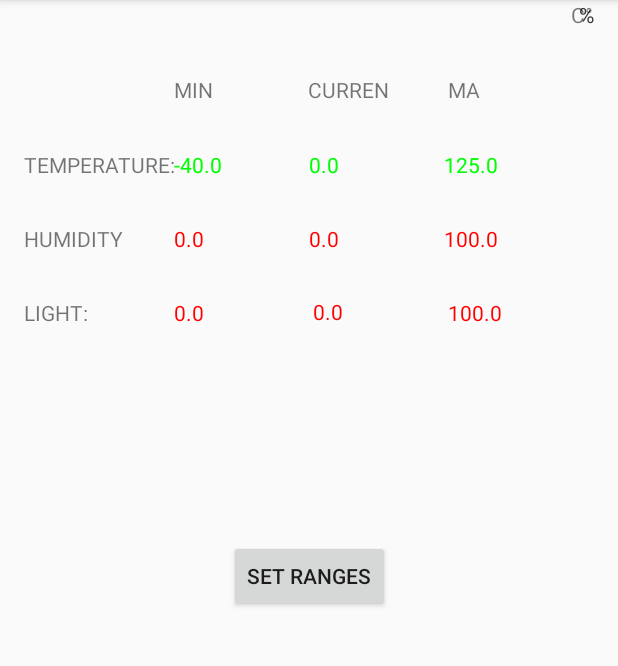
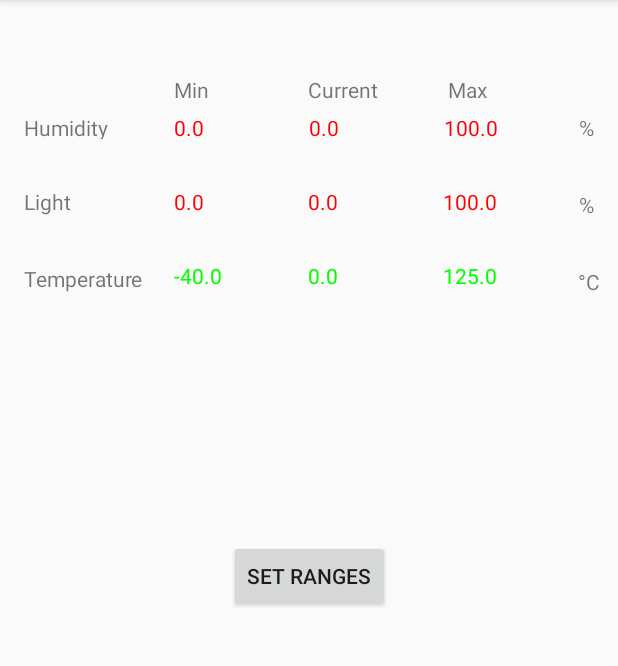
Before and after one commit to alex-clarke/CSCI3130-Group11, an Android app: the DisplayCurrentData screen opened directly, with no data from a screen before it, on a phone screen of 412 x 824 dp, the part 84-750 px from its top. Run offline under Robolectric (Android 15) with nearby library versions, the phone set to English and light mode, and no system bars; our stand-ins replace Firebase (no records; nobody signed in at launch, a user with empty details on screens opened directly); 9 statements that could not run were skipped.

Commit message:
[Refactoring]

```diff
--- a/app/src/main/res/layout/activity_display_current_data.xml
+++ b/app/src/main/res/layout/activity_display_current_data.xml
@@ -10,21 +10,21 @@
         android:id="@+id/TEMPERATURE_LABEL"
         android:layout_width="wrap_content"
         android:layout_height="19dp"
-        android:layout_marginTop="100dp"
-        android:text="TEMPERATURE:"
-        app:layout_constraintTop_toTopOf="parent"
         android:layout_marginLeft="16dp"
-        app:layout_constraintLeft_toLeftOf="parent" />
+        android:layout_marginTop="32dp"
+        android:text="Temperature"
+        app:layout_constraintLeft_toLeftOf="parent"
+        app:layout_constraintTop_toBottomOf="@+id/LIGHT_LABEL" />
 
     <TextView
         android:id="@+id/HUMIDITY_LABEL"
         android:layout_width="67dp"
         android:layout_height="17dp"
-        android:layout_marginTop="30dp"
-        android:text="HUMIDITY:"
-        app:layout_constraintTop_toBottomOf="@+id/TEMPERATURE_LABEL"
         android:layout_marginLeft="16dp"
-        app:layout_constraintLeft_toLeftOf="parent" />
+        android:layout_marginTop="75dp"
+        android:text="Humidity"
+        app:layout_constraintLeft_toLeftOf="parent"
+        app:layout_constraintTop_toTopOf="parent" />
 
     <Button
         android:id="@+id/change_range_button"
@@ -43,31 +43,31 @@
         android:id="@+id/CURRENT_LABEL"
         android:layout_width="61dp"
         android:layout_height="17dp"
+        android:layout_marginLeft="32dp"
         android:layout_marginTop="50dp"
-        android:text="CURRENT"
-        app:layout_constraintTop_toTopOf="parent"
+        android:text="Current"
         app:layout_constraintLeft_toRightOf="@+id/MIN_LABEL"
-        android:layout_marginLeft="32dp" />
+        app:layout_constraintTop_toTopOf="parent" />
 
     <TextView
         android:id="@+id/MIN_LABEL"
         android:layout_width="57dp"
         android:layout_height="17dp"
+        android:layout_marginLeft="116dp"
         android:layout_marginTop="50dp"
-        android:text="MIN         "
-        app:layout_constraintTop_toTopOf="parent"
-        android:layout_marginLeft="116dp"
-        app:layout_constraintLeft_toLeftOf="parent" />
+        android:text="Min"
+        app:layout_constraintLeft_toLeftOf="parent"
+        app:layout_constraintTop_toTopOf="parent" />
 
     <TextView
         android:id="@+id/MAX_LABEL"
         android:layout_width="30dp"
         android:layout_height="17dp"
+        android:layout_marginLeft="32dp"
         android:layout_marginTop="50dp"
-        android:text="MAX"
-        app:layout_constraintTop_toTopOf="parent"
+        android:text="Max"
         app:layout_constraintLeft_toRightOf="@+id/CURRENT_LABEL"
-        android:layout_marginLeft="32dp" />
+        app:layout_constraintTop_toTopOf="parent" />
 
     <TextView
         android:id="@+id/LIGHT_LABEL"
@@ -75,7 +75,7 @@
         android:layout_height="wrap_content"
         android:layout_marginLeft="16dp"
         android:layout_marginTop="32dp"
-        android:text="LIGHT:"
+        android:text="Light"
         app:layout_constraintLeft_toLeftOf="parent"
         app:layout_constraintTop_toBottomOf="@+id/HUMIDITY_LABEL" />
 
@@ -84,38 +84,38 @@
         android:layout_width="58dp"
         android:layout_height="17dp"
         android:text="TextView"
-        android:layout_marginTop="100dp"
-        app:layout_constraintTop_toTopOf="parent"
+        android:layout_marginTop="33dp"
         android:layout_marginLeft="116dp"
-        app:layout_constraintLeft_toLeftOf="parent" />
+        app:layout_constraintLeft_toLeftOf="parent"
+        app:layout_constraintTop_toBottomOf="@+id/MIN_L_RANGE" />
 
     <TextView
         android:id="@+id/CURRENT_T"
         android:layout_width="58dp"
         android:layout_height="17dp"
         android:text="TextView"
-        app:layout_constraintTop_toTopOf="parent"
-        android:layout_marginTop="100dp"
+        android:layout_marginTop="32dp"
         app:layout_constraintLeft_toRightOf="@+id/MIN_T_RANGE"
-        android:layout_marginLeft="32dp" />
+        android:layout_marginLeft="31dp"
+        app:layout_constraintTop_toBottomOf="@+id/CURRENT_L" />
 
     <TextView
         android:id="@+id/MAX_T_RANGE"
         android:layout_width="58dp"
         android:layout_height="17dp"
         android:text="TextView"
-        app:layout_constraintTop_toTopOf="parent"
-        android:layout_marginTop="100dp"
+        android:layout_marginTop="32dp"
         app:layout_constraintLeft_toRightOf="@+id/CURRENT_T"
-        android:layout_marginLeft="32dp" />
+        android:layout_marginLeft="32dp"
+        app:layout_constraintTop_toBottomOf="@+id/MAX_L_RANGE" />
 
     <TextView
         android:id="@+id/MIN_H_RANGE"
         android:layout_width="58dp"
         android:layout_height="17dp"
         android:text="TextView"
-        android:layout_marginTop="32dp"
-        app:layout_constraintTop_toBottomOf="@+id/MIN_T_RANGE"
+        android:layout_marginTop="8dp"
+        app:layout_constraintTop_toBottomOf="@+id/MIN_LABEL"
         android:layout_marginLeft="116dp"
         app:layout_constraintLeft_toLeftOf="parent" />
 
@@ -124,8 +124,8 @@
         android:layout_width="58dp"
         android:layout_height="17dp"
         android:text="TextView"
-        android:layout_marginTop="32dp"
-        app:layout_constraintTop_toBottomOf="@+id/CURRENT_T"
+        android:layout_marginTop="8dp"
+        app:layout_constraintTop_toBottomOf="@+id/CURRENT_LABEL"
         app:layout_constraintLeft_toRightOf="@+id/MIN_H_RANGE"
         android:layout_marginLeft="32dp" />
 
@@ -134,8 +134,8 @@
         android:layout_width="58dp"
         android:layout_height="17dp"
         android:text="TextView"
-        android:layout_marginTop="32dp"
-        app:layout_constraintTop_toBottomOf="@+id/MAX_T_RANGE"
+        android:layout_marginTop="8dp"
+        app:layout_constraintTop_toBottomOf="@+id/MAX_LABEL"
         app:layout_constraintLeft_toRightOf="@+id/CURRENT_H"
         android:layout_marginLeft="32dp" />
 
@@ -154,10 +154,10 @@
         android:layout_width="58dp"
         android:layout_height="17dp"
         android:text="TextView"
-        android:layout_marginTop="31dp"
+        android:layout_marginTop="32dp"
         app:layout_constraintTop_toBottomOf="@+id/CURRENT_H"
         app:layout_constraintLeft_toRightOf="@+id/MIN_L_RANGE"
-        android:layout_marginLeft="31dp" />
+        android:layout_marginLeft="28dp" />
 
     <TextView
         android:id="@+id/MAX_L_RANGE"
@@ -173,27 +173,53 @@
         android:id="@+id/textView"
         android:layout_width="15dp"
         android:layout_height="16dp"
-        android:text="C°"
-        tools:layout_editor_absoluteY="100dp"
-        android:layout_marginRight="16dp"
-        app:layout_constraintRight_toRightOf="parent" />
+        android:layout_marginRight="11dp"
+        android:text="°C"
+        app:layout_constraintRight_toRightOf="parent"
+        android:layout_marginTop="32dp"
+        app:layout_constraintTop_toBottomOf="@+id/textView2"
+        app:layout_constraintLeft_toRightOf="@+id/MAX_T_RANGE"
+        android:layout_marginLeft="8dp"
+        app:layout_constraintHorizontal_bias="1.0" />
 
     <TextView
         android:id="@+id/textView2"
         android:layout_width="wrap_content"
         android:layout_height="wrap_content"
         android:text="%"
-        tools:layout_editor_absoluteY="149dp"
         android:layout_marginRight="16dp"
-        app:layout_constraintRight_toRightOf="parent" />
+        app:layout_constraintRight_toRightOf="parent"
+        android:layout_marginTop="32dp"
+        app:layout_constraintTop_toBottomOf="@+id/textView3"
+        app:layout_constraintLeft_toRightOf="@+id/MAX_L_RANGE"
+        android:layout_marginLeft="8dp"
+        app:layout_constraintHorizontal_bias="1.0" />
 
     <TextView
         android:id="@+id/textView3"
         android:layout_width="wrap_content"
         android:layout_height="wrap_content"
         android:text="%"
-        tools:layout_editor_absoluteY="198dp"
         android:layout_marginRight="16dp"
-        app:layout_constraintRight_toRightOf="parent" />
+        app:layout_constraintRight_toRightOf="parent"
+        app:layout_constraintTop_toTopOf="parent"
+        android:layout_marginTop="75dp"
+        app:layout_constraintLeft_toRightOf="@+id/MAX_H_RANGE"
+        android:layout_marginLeft="8dp"
+        app:layout_constraintHorizontal_bias="1.0" />
+
+    <android.support.constraint.Guideline
+        android:layout_width="wrap_content"
+        android:layout_height="wrap_content"
+        android:id="@+id/guideline"
+        app:layout_constraintGuide_begin="16dp"
+        android:orientation="horizontal" />
+
+    <android.support.constraint.Guideline
+        android:layout_width="wrap_content"
+        android:layout_height="wrap_content"
+        android:id="@+id/guideline2"
+        app:layout_constraintGuide_begin="20dp"
+        android:orientation="vertical" />
 
 </android.support.constraint.ConstraintLayout>
--- a/app/src/main/res/layout/activity_set_ranges.xml
+++ b/app/src/main/res/layout/activity_set_ranges.xml
@@ -87,7 +87,50 @@
         android:orientation="horizontal">
 
         <TextView
-            android:id="@+id/text_temp"
+            android:id="@+id/textView9"
+            android:layout_width="0dp"
+            android:layout_height="wrap_content"
+            android:layout_weight="1"
+            android:gravity="center"
+            android:text="Light "
+            android:textSize="18sp" />
+
+        <EditText
+            android:id="@+id/light_min"
+            android:layout_width="0dp"
+            android:layout_height="wrap_content"
+            android:layout_weight="1"
+            android:gravity="center"
+            android:hint="0.0"
+            android:inputType="numberSigned|numberDecimal"
+            android:textSize="18sp" />
+
+        <EditText
+            android:id="@+id/light_max"
+            android:layout_width="0dp"
+            android:layout_height="wrap_content"
+            android:layout_weight="1"
+            android:gravity="center"
+            android:hint="0.0"
+            android:inputType="numberSigned|numberDecimal"
+            android:textSize="18sp" />
+
+        <TextView
+            android:id="@+id/textView10"
+            android:layout_width="0dp"
+            android:layout_height="wrap_content"
+            android:layout_weight="0.25"
+            android:text="%" />
+
+    </LinearLayout>
+
+    <LinearLayout
+        android:layout_width="match_parent"
+        android:layout_height="wrap_content"
+        android:orientation="horizontal">
+
+        <TextView
+            android:id="@+id/textView7"
             android:layout_width="0dp"
             android:layout_height="wrap_content"
             android:layout_weight="1"
@@ -116,49 +159,12 @@
             android:textSize="18sp" />
 
         <TextView
-            android:layout_width="30dp"
+            android:id="@+id/textView8"
+            android:layout_width="27dp"
             android:layout_height="wrap_content"
-            android:text="℃" />
-    </LinearLayout>
+            android:text="℃"
+            android:layout_weight="0.03" />
 
-    <LinearLayout
-        android:layout_width="match_parent"
-        android:layout_height="wrap_content"
-        android:orientation="horizontal">
-
-        <TextView
-            android:id="@+id/text_light"
-            android:layout_width="0dp"
-            android:layout_height="wrap_content"
-            android:layout_weight="1"
-            android:gravity="center"
-            android:text="Light "
-            android:textSize="18sp" />
-
-        <EditText
-            android:id="@+id/light_min"
-            android:layout_width="0dp"
-            android:layout_height="wrap_content"
-            android:layout_weight="1"
-            android:gravity="center"
-            android:hint="0.0"
-            android:inputType="numberSigned|numberDecimal"
-            android:textSize="18sp" />
-
-        <EditText
-            android:id="@+id/light_max"
-            android:layout_width="0dp"
-            android:layout_height="wrap_content"
-            android:layout_weight="1"
-            android:gravity="center"
-            android:hint="0.0"
-            android:inputType="numberSigned|numberDecimal"
-            android:textSize="18sp" />
-
-        <TextView
-            android:layout_width="30dp"
-            android:layout_height="wrap_content"
-            android:text="%" />
     </LinearLayout>
 
     <LinearLayout
```
